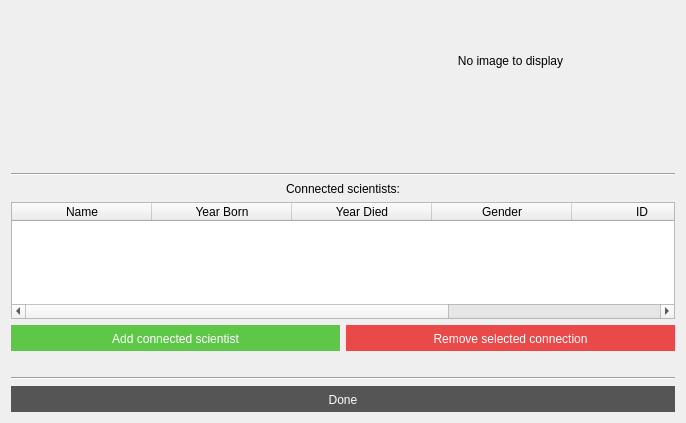
Above: VL1-project/computerinfowindow.ui from birkirk/vln1-35 before the change. Below: the same form after it.
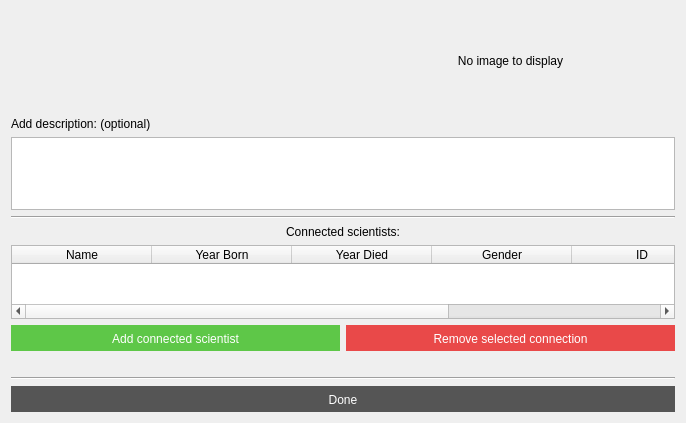
That is the form after the change.

The edit to the form file:
```diff
--- a/VL1-project/computerinfowindow.ui
+++ b/VL1-project/computerinfowindow.ui
@@ -106,27 +106,15 @@
     </layout>
    </item>
    <item>
-    <widget class="QLabel" name="label_infocomp_text">
-     <property name="minimumSize">
-      <size>
-       <width>0</width>
-       <height>50</height>
-      </size>
-     </property>
-     <property name="font">
-      <font>
-       <family>Helvetica</family>
-       <italic>true</italic>
-      </font>
-     </property>
+    <widget class="QLabel" name="label_infocomp_description">
      <property name="text">
-      <string/>
-     </property>
-     <property name="alignment">
-      <set>Qt::AlignLeading|Qt::AlignLeft|Qt::AlignTop</set>
+      <string>Add description: (optional)</string>
      </property>
     </widget>
    </item>
+   <item>
+    <widget class="QTextBrowser" name="textbrowser_infocomp_description"/>
+   </item>
    <item>
     <widget class="Line" name="line_2">
      <property name="orientation">
```
